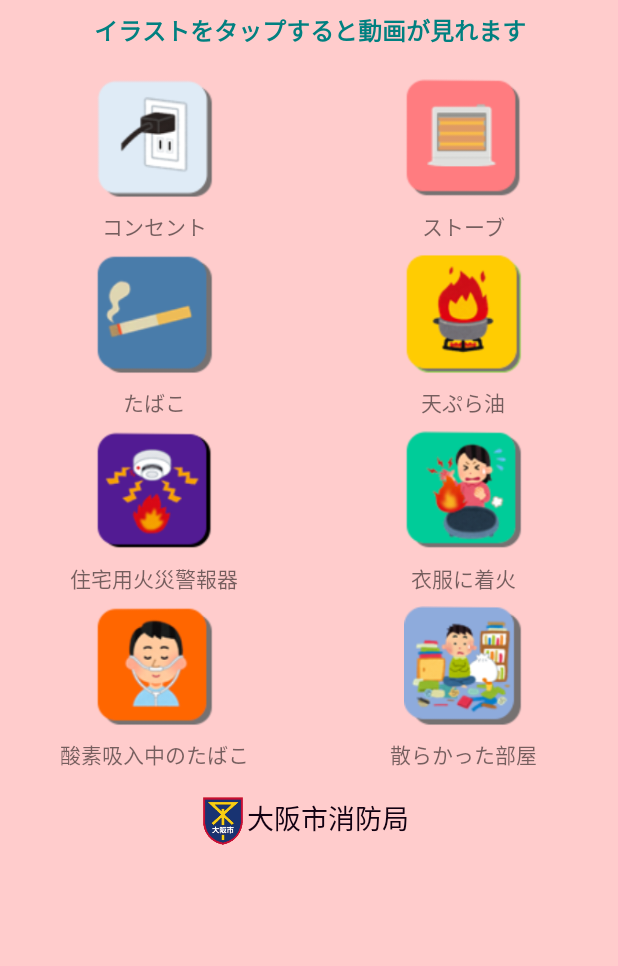
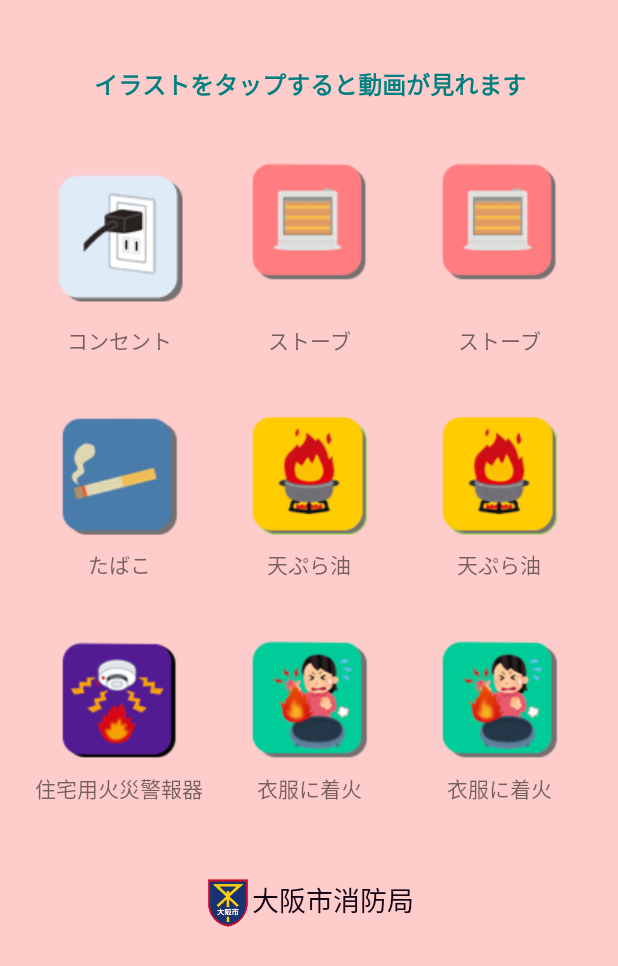
Before and after one commit to tadakazu1972/PreventVideo, an Android app: the screen it shows after launch (MainActivity), on a phone screen of 412 x 824 dp. Shown: the top 966 px of the screen. Run offline under Robolectric (Android 15) with nearby library versions, the phone set to English and light mode, and no system bars.

Commit message:
ボタン９個レイアウト対応

```diff
--- a/app/build.gradle
+++ b/app/build.gradle
@@ -1,13 +1,13 @@
 apply plugin: 'com.android.application'
 
 android {
-    compileSdkVersion 25
+    compileSdkVersion 26
     defaultConfig {
         applicationId "osakacityfire.preventvideo"
         minSdkVersion 15
-        targetSdkVersion 25
-        versionCode 1
-        versionName "1.0"
+        targetSdkVersion 26
+        versionCode 2
+        versionName "2.0"
         testInstrumentationRunner "android.support.test.runner.AndroidJUnitRunner"
     }
     buildTypes {
@@ -20,7 +20,7 @@ android {
 
 dependencies {
     implementation fileTree(dir: 'libs', include: ['*.jar'])
-    implementation 'com.android.support:appcompat-v7:25.4.0'
+    implementation 'com.android.support:appcompat-v7:26.0.0'
     implementation 'com.android.support.constraint:constraint-layout:1.0.2'
     testImplementation 'junit:junit:4.12'
     androidTestImplementation 'com.android.support.test:runner:1.0.1'
--- a/app/src/main/java/osakacityfire/preventvideo/MainActivity.java
+++ b/app/src/main/java/osakacityfire/preventvideo/MainActivity.java
@@ -105,5 +105,15 @@ public class MainActivity extends AppCompatActivity {
                 startActivity(intent);
             }
         });
+
+        //ボタン9
+        mView.findViewById(R.id.btnVideo9).setOnClickListener(new OnClickListener() {
+            @Override
+            public void onClick(View v){
+                Intent intent = new Intent(mActivity, VideoActivity.class);
+                intent.putExtra("index", 9);
+                startActivity(intent);
+            }
+        });
     }
 }
--- a/app/src/main/java/osakacityfire/preventvideo/VideoActivity.java
+++ b/app/src/main/java/osakacityfire/preventvideo/VideoActivity.java
@@ -59,6 +59,8 @@ public class VideoActivity extends AppCompatActivity {
             case 8:
                 videoPath = Uri.parse("android.resource://" + mActivity.getPackageName() + "/" + R.raw.hotiki);
                 break;
+            case 9:
+                videoPath = Uri.parse("android.resource://" + mActivity.getPackageName() + "/" + R.raw.hotiki);
             default:
                 videoPath = Uri.parse("android.resource://" + mActivity.getPackageName() + "/" + R.raw.outlet);
                 break;
--- a/app/src/main/res/layout/activity_main.xml
+++ b/app/src/main/res/layout/activity_main.xml
@@ -6,13 +6,14 @@
 <LinearLayout
     android:orientation="vertical"
     android:layout_width="match_parent"
-    android:layout_height="match_parent">
+    android:layout_height="match_parent"
+    android:padding="16dp">
     <TextView
         android:layout_width="match_parent"
-        android:layout_height="wrap_content"
+        android:layout_height="80dp"
         android:layout_gravity="center"
         android:layout_marginBottom="12dp"
-        android:gravity="center_horizontal"
+        android:gravity="center_vertical"
         android:padding="8dp"
         android:textSize="16sp"
         android:textStyle="bold"
@@ -26,7 +27,7 @@
         <ImageButton
             android:id="@+id/btnVideo1"
             android:layout_width="0dp"
-            android:layout_height="80dp"
+            android:layout_height="100dp"
             android:layout_weight="1"
             android:background="@null"
             android:scaleType="centerInside"
@@ -39,11 +40,20 @@
             android:background="@null"
             android:scaleType="centerInside"
             android:src="@drawable/stove"/>
+        <ImageButton
+            android:id="@+id/btnVideo3"
+            android:layout_width="0dp"
+            android:layout_height="80dp"
+            android:layout_weight="1"
+            android:background="@null"
+            android:scaleType="centerInside"
+            android:src="@drawable/stove"/>
     </LinearLayout>
     <LinearLayout
         android:layout_width="match_parent"
         android:layout_height="wrap_content"
-        android:orientation="horizontal">
+        android:orientation="horizontal"
+        android:layout_marginBottom="32dp">
         <TextView
             android:layout_width="0dp"
             android:layout_height="wrap_content"
@@ -66,13 +76,24 @@
             android:textSize="14sp"
             android:textAlignment="center"
             android:text="ストーブ"/>
+        <TextView
+            android:layout_width="0dp"
+            android:layout_height="wrap_content"
+            android:layout_marginTop="8dp"
+            android:layout_marginBottom="8dp"
+            android:layout_weight="1"
+            android:layout_gravity="center"
+            android:gravity="center_horizontal"
+            android:textSize="14sp"
+            android:textAlignment="center"
+            android:text="ストーブ"/>
     </LinearLayout>
     <LinearLayout
         android:layout_width="match_parent"
         android:layout_height="wrap_content"
         android:orientation="horizontal">
         <ImageButton
-            android:id="@+id/btnVideo3"
+            android:id="@+id/btnVideo4"
             android:layout_width="0dp"
             android:layout_height="80dp"
             android:layout_weight="1"
@@ -80,7 +101,15 @@
             android:scaleType="centerInside"
             android:src="@drawable/tobacco"/>
         <ImageButton
-            android:id="@+id/btnVideo4"
+            android:id="@+id/btnVideo5"
+            android:layout_width="0dp"
+            android:layout_height="80dp"
+            android:layout_weight="1"
+            android:background="@null"
+            android:scaleType="centerInside"
+            android:src="@drawable/tempura"/>
+        <ImageButton
+            android:id="@+id/btnVideo6"
             android:layout_width="0dp"
             android:layout_height="80dp"
             android:layout_weight="1"
@@ -91,7 +120,8 @@
     <LinearLayout
         android:layout_width="match_parent"
         android:layout_height="wrap_content"
-        android:orientation="horizontal">
+        android:orientation="horizontal"
+        android:layout_marginBottom="32dp">
         <TextView
             android:layout_width="0dp"
             android:layout_height="wrap_content"
@@ -114,11 +144,30 @@
             android:textSize="14sp"
             android:textAlignment="center"
             android:text="天ぷら油"/>
+        <TextView
+            android:layout_width="0dp"
+            android:layout_height="wrap_content"
+            android:layout_marginTop="8dp"
+            android:layout_marginBottom="8dp"
+            android:layout_weight="1"
+            android:layout_gravity="center"
+            android:gravity="center_horizontal"
+            android:textSize="14sp"
+            android:textAlignment="center"
+            android:text="天ぷら油"/>
     </LinearLayout>
     <LinearLayout
         android:layout_width="match_parent"
         android:layout_height="wrap_content"
         android:orientation="horizontal">
+        <ImageButton
+            android:id="@+id/btnVideo7"
+            android:layout_width="0dp"
+            android:layout_height="80dp"
+            android:layout_weight="1"
+            android:background="@null"
+            android:scaleType="centerInside"
+            android:src="@drawable/hotiki"/>
         <ImageButton
             android:id="@+id/btnVideo8"
             android:layout_width="0dp"
@@ -126,9 +175,9 @@
             android:layout_weight="1"
             android:background="@null"
             android:scaleType="centerInside"
-            android:src="@drawable/hotiki"/>
+            android:src="@drawable/cloth"/>
         <ImageButton
-            android:id="@+id/btnVideo5"
+            android:id="@+id/btnVideo9"
             android:layout_width="0dp"
             android:layout_height="80dp"
             android:layout_weight="1"
@@ -139,7 +188,8 @@
     <LinearLayout
         android:layout_width="match_parent"
         android:layout_height="wrap_content"
-        android:orientation="horizontal">
+        android:orientation="horizontal"
+        android:layout_marginBottom="32dp">
         <TextView
             android:layout_width="0dp"
             android:layout_height="wrap_content"
@@ -162,32 +212,6 @@
             android:textSize="14sp"
             android:textAlignment="center"
             android:text="衣服に着火"/>
-    </LinearLayout>
-    <LinearLayout
-        android:layout_width="match_parent"
-        android:layout_height="wrap_content"
-        android:orientation="horizontal">
-        <ImageButton
-            android:id="@+id/btnVideo7"
-            android:layout_width="0dp"
-            android:layout_height="80dp"
-            android:layout_weight="1"
-            android:background="@null"
-            android:scaleType="centerInside"
-            android:src="@drawable/oxy_tobacco"/>
-        <ImageButton
-            android:id="@+id/btnVideo6"
-            android:layout_width="0dp"
-            android:layout_height="80dp"
-            android:layout_weight="1"
-            android:background="@null"
-            android:scaleType="centerInside"
-            android:src="@drawable/room"/>
-    </LinearLayout>
-    <LinearLayout
-        android:layout_width="match_parent"
-        android:layout_height="wrap_content"
-        android:orientation="horizontal">
         <TextView
             android:layout_width="0dp"
             android:layout_height="wrap_content"
@@ -198,18 +222,7 @@
             android:gravity="center_horizontal"
             android:textSize="14sp"
             android:textAlignment="center"
-            android:text="酸素吸入中のたばこ"/>
-        <TextView
-            android:layout_width="0dp"
-            android:layout_height="wrap_content"
-            android:layout_marginTop="8dp"
-            android:layout_marginBottom="8dp"
-            android:layout_weight="1"
-            android:layout_gravity="center"
-            android:gravity="center_horizontal"
-            android:textSize="14sp"
-            android:textAlignment="center"
-            android:text="散らかった部屋"/>
+            android:text="衣服に着火"/>
     </LinearLayout>
 	<LinearLayout
             android:orientation="horizontal"
```
